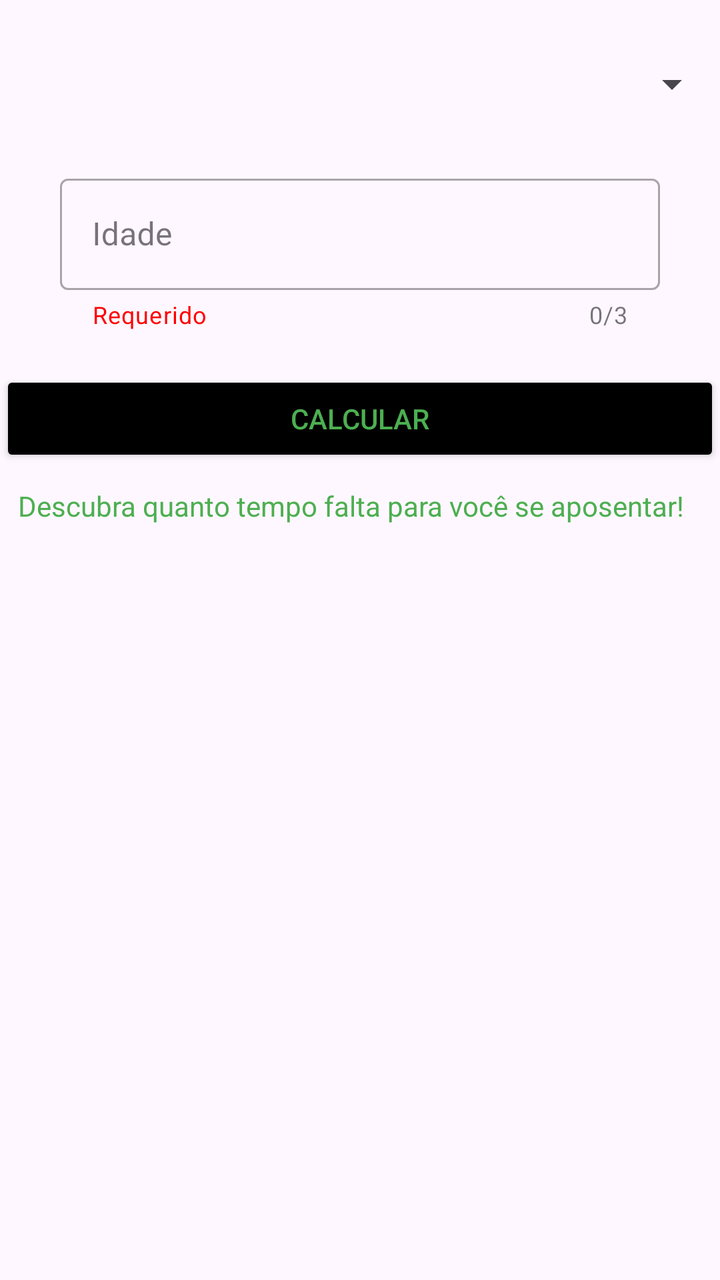
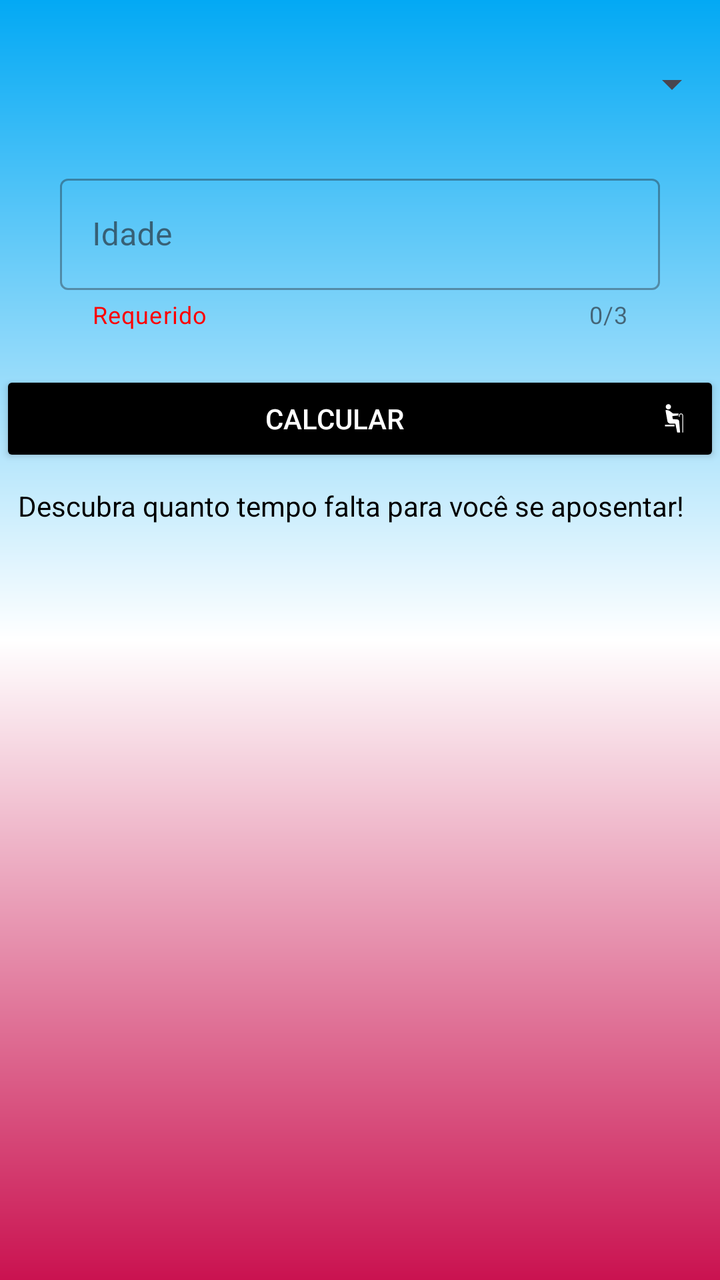

Compare the two renders of this Android layout. The source of the first and the diff that turns it into the second are given below.
<!-- AndroidManifest.xml: application theme Theme.Aposentadoria -->
<!-- res/layout/activity_main.xml -->
<?xml version="1.0" encoding="utf-8"?>
<androidx.constraintlayout.widget.ConstraintLayout xmlns:android="http://schemas.android.com/apk/res/android"
    xmlns:app="http://schemas.android.com/apk/res-auto"
    xmlns:tools="http://schemas.android.com/tools"
    android:id="@+id/main"
    android:layout_width="match_parent"
    android:layout_height="match_parent"
    tools:context=".MainActivity">


    <Button
        android:id="@+id/button"
        android:layout_width="match_parent"
        android:layout_height="wrap_content"
        android:layout_marginTop="20dp"
        android:backgroundTint="@color/black"
        android:padding="10dp"
        android:text="Calcular"
        android:textColor="@color/green"
        android:textSize="14sp"
        app:layout_constraintEnd_toStartOf="@+id/guideline3"
        app:layout_constraintStart_toStartOf="@+id/guideline2"
        app:layout_constraintTop_toBottomOf="@+id/textInputLayout">

    </Button>


    <com.google.android.material.textfield.TextInputLayout
        android:id="@+id/textInputLayout"
        style="@style/Widget.MaterialComponents.TextInputLayout.OutlinedBox"
        android:layout_width="match_parent"
        android:layout_height="wrap_content"
        android:layout_margin="30dp"
        android:hint="Idade"
        app:counterEnabled="true"
        app:counterMaxLength="3"
        app:endIconMode="clear_text"
        app:helperText="Requerido"
        app:helperTextTextColor="@color/red"
        app:layout_constraintEnd_toStartOf="@+id/guideline3"
        app:layout_constraintStart_toStartOf="@+id/guideline2"
        app:layout_constraintTop_toBottomOf="@+id/spinner">

        <com.google.android.material.textfield.TextInputEditText
            android:id="@+id/textInputEditText"
            android:layout_width="match_parent"
            android:layout_height="match_parent"
            android:inputType="number"
            android:maxLength="3" />

    </com.google.android.material.textfield.TextInputLayout>

    <TextView
        android:id="@+id/textView"
        android:layout_width="wrap_content"
        android:layout_height="wrap_content"
        android:text="Descubra quanto tempo falta para você se aposentar!"
        android:textColor="@color/green"
        android:textSize="14sp"
        android:layout_marginTop="10dp"
        app:layout_constraintEnd_toStartOf="@+id/guideline3"
        app:layout_constraintHorizontal_bias="0.6"
        app:layout_constraintStart_toStartOf="@+id/guideline2"
        app:layout_constraintTop_toBottomOf="@+id/button">

    </TextView>

    <Spinner
        android:id="@+id/spinner"
        android:layout_marginTop="30dp"
        android:padding="10sp"
        android:layout_width="match_parent"
        android:layout_height="wrap_content"
        app:layout_constraintEnd_toStartOf="@+id/guideline3"
        app:layout_constraintStart_toStartOf="@+id/guideline2"
        app:layout_constraintTop_toTopOf="parent">

    </Spinner>

    <androidx.constraintlayout.widget.Guideline
        android:id="@+id/guideline2"
        android:layout_width="wrap_content"
        android:layout_height="wrap_content"
        android:orientation="vertical"
        app:layout_constraintGuide_percent="0.1" />

    <androidx.constraintlayout.widget.Guideline
        android:id="@+id/guideline3"
        android:layout_width="wrap_content"
        android:layout_height="wrap_content"
        android:orientation="vertical"
        app:layout_constraintGuide_percent="0.9" />


</androidx.constraintlayout.widget.ConstraintLayout>
<!-- resources referenced by this layout -->
<resources>
  <color name="black">#FF000000</color>
  <color name="green">#4CAF50</color>
  <color name="red">#FF0000</color>
  <style name="Theme.Aposentadoria" parent="Base.Theme.Aposentadoria" />
  <style name="Base.Theme.Aposentadoria" parent="Theme.Material3.DayNight.NoActionBar">
          
          
      </style>
</resources>

<!-- the commit's change to res/layout/activity_main.xml (unified diff, before → after) -->
@@ -3,6 +3,7 @@
     xmlns:app="http://schemas.android.com/apk/res-auto"
     xmlns:tools="http://schemas.android.com/tools"
     android:id="@+id/main"
+    android:background="@drawable/bgbackground"
     android:layout_width="match_parent"
     android:layout_height="match_parent"
     tools:context=".MainActivity">
@@ -15,9 +16,10 @@
         android:layout_marginTop="20dp"
         android:backgroundTint="@color/black"
         android:padding="10dp"
-        android:text="Calcular"
-        android:textColor="@color/green"
+        android:text="@string/calcular"
+        android:textColor="@color/white"
         android:textSize="14sp"
+        android:drawableEnd="@drawable/icidoso"
         app:layout_constraintEnd_toStartOf="@+id/guideline3"
         app:layout_constraintStart_toStartOf="@+id/guideline2"
         app:layout_constraintTop_toBottomOf="@+id/textInputLayout">
@@ -31,11 +33,11 @@
         android:layout_width="match_parent"
         android:layout_height="wrap_content"
         android:layout_margin="30dp"
-        android:hint="Idade"
+        android:hint="@string/idade"
         app:counterEnabled="true"
         app:counterMaxLength="3"
         app:endIconMode="clear_text"
-        app:helperText="Requerido"
+        app:helperText="@string/requerido"
         app:helperTextTextColor="@color/red"
         app:layout_constraintEnd_toStartOf="@+id/guideline3"
         app:layout_constraintStart_toStartOf="@+id/guideline2"
@@ -54,8 +56,8 @@
         android:id="@+id/textView"
         android:layout_width="wrap_content"
         android:layout_height="wrap_content"
-        android:text="Descubra quanto tempo falta para você se aposentar!"
-        android:textColor="@color/green"
+        android:text="@string/texto_textview"
+        android:textColor="@color/black"
         android:textSize="14sp"
         android:layout_marginTop="10dp"
         app:layout_constraintEnd_toStartOf="@+id/guideline3"
<!-- resource entries referenced after the edit -->
@@ -1,9 +1,43 @@
 <!-- resources referenced by this layout -->
 <resources>
   <color name="black">#FF000000</color>
-  <color name="green">#4CAF50</color>
   <color name="red">#FF0000</color>
+  <color name="white">#FFFFFFFF</color>
+  <!-- drawable bgbackground (drawable) -->
+  <?xml version="1.0" encoding="utf-8"?>
+  <shape xmlns:android="http://schemas.android.com/apk/res/android"
+      android:shape="rectangle">
+  
+      <gradient
+          android:type="linear"
+          android:startColor="@color/degrade1"
+          android:centerColor="@color/degrade2"
+          android:endColor="@color/degrade3"
+          android:angle="2"/>
+  
+  </shape>
+  <!-- drawable icidoso (drawable) -->
+  <vector xmlns:android="http://schemas.android.com/apk/res/android" android:height="25dp" android:viewportHeight="60.601" android:viewportWidth="60.601" android:width="25dp">
+        
+      <path android:fillColor="#000000" android:pathData="m7.949,55.844c-1.764,0 -3.193,-1.428 -3.193,-3.193l0,-44.701c0,-1.764 1.429,-3.194 3.193,-3.194l44.702,0c1.763,0 3.193,1.43 3.193,3.194l0,44.701c0,1.765 -1.43,3.193 -3.193,3.193l-44.702,0z" android:strokeColor="#000000" android:strokeLineCap="butt" android:strokeLineJoin="miter" android:strokeWidth="0.60625005"/>
+        
+      <path android:fillColor="#FFFFFF" android:fillType="nonZero" android:pathData="m22.258,19.482c1.764,0 3.193,-1.431 3.193,-3.193 0,-1.765 -1.429,-3.194 -3.193,-3.194 -1.764,0 -3.193,1.429 -3.193,3.194 0,1.761 1.429,3.193 3.193,3.193" android:strokeColor="#00000000"/>
+        
+      <path android:fillColor="#FFFFFF" android:fillType="nonZero" android:pathData="m18.168,38.099 l0,1.947 11.495,0 0,-1.947 -11.495,0z" android:strokeColor="#00000000"/>
+        
+      <path android:fillColor="#FFFFFF" android:fillType="nonZero" android:pathData="m37.599,24.351c-1.411,0 -2.555,1.144 -2.555,2.555l0,1.596 0.959,0 0,-1.596c0,-0.884 0.714,-1.596 1.596,-1.596 0.881,0 1.596,0.715 1.596,1.596l0,20.565 0.957,0 0,-20.565c0,-1.411 -1.144,-2.555 -2.554,-2.555" android:strokeColor="#00000000"/>
+        
+      <path android:fillColor="#FFFFFF" android:fillType="nonZero" android:pathData="m33.121,31.637 l-5.61,-0.493 -0.391,-3.723c0.164,0.029 0.331,0.045 0.504,0.045 0.084,0 0.168,-0.005 0.25,-0.011l6.25,-0.548 0.642,-2.399 -6.76,0 -3.596,-2.809c-1.165,-0.913 -2.631,-1.456 -4.226,-1.456 -0.316,0 -0.626,0.024 -0.931,0.064 -0.234,0.032 -0.414,0.233 -0.414,0.474 0,0.029 0.004,0.054 0.009,0.083l2.254,12.792c0.315,1.798 1.884,3.166 3.773,3.166l5.874,0 2.227,10.648 3.513,0 -1.18,-13.631c-0.089,-1.17 -1.018,-2.105 -2.186,-2.203" android:strokeColor="#00000000"/>
+      
+  </vector>
+  <string name="calcular">Calcular</string>
+  <string name="idade">Idade</string>
+  <string name="requerido">Requerido</string>
+  <string name="texto_textview">Descubra quanto tempo falta para você se aposentar!</string>
   <style name="Theme.Aposentadoria" parent="Base.Theme.Aposentadoria" />
+  <color name="degrade1">#03A9F4</color>
+  <color name="degrade2">#FFFFFF</color>
+  <color name="degrade3">#CA1250</color>
   <style name="Base.Theme.Aposentadoria" parent="Theme.Material3.DayNight.NoActionBar">
           
           
